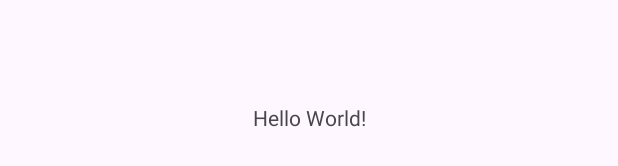
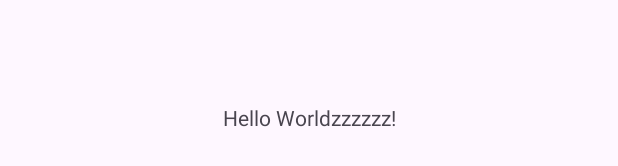
Before and after one commit to Edisonkz/asistenciaIntegrador, an Android app: the layout activity_main.xml on its own in the app's theme, with its tools: preview values and no code run, on a phone screen of 412 x 824 dp. Shown: the part 501-667 px from the top of the screen. Run offline under Robolectric (Android 15) with nearby library versions, the phone set to English and light mode, and no system bars.

Commit message:
Enviando zz otra vez

```diff
--- a/app/src/main/res/layout/activity_main.xml
+++ b/app/src/main/res/layout/activity_main.xml
@@ -10,7 +10,7 @@
     <TextView
         android:layout_width="wrap_content"
         android:layout_height="wrap_content"
-        android:text="Hello World!"
+        android:text="Hello Worldzzzzzz!"
         app:layout_constraintBottom_toBottomOf="parent"
         app:layout_constraintEnd_toEndOf="parent"
         app:layout_constraintStart_toStartOf="parent"
```
